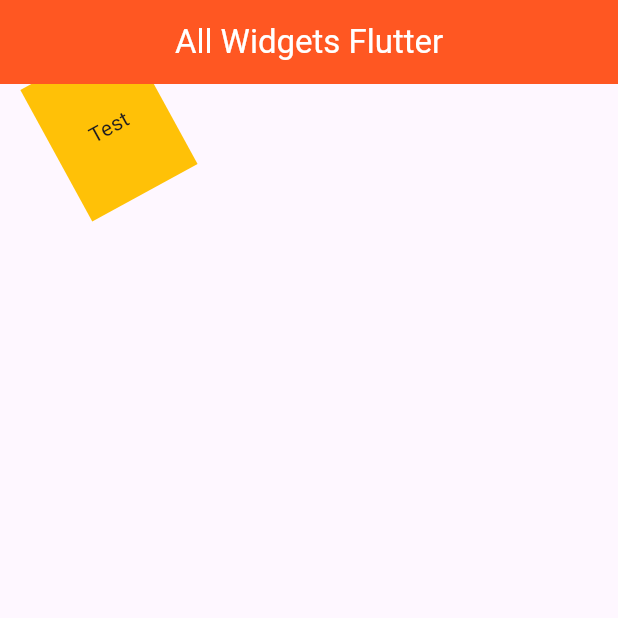
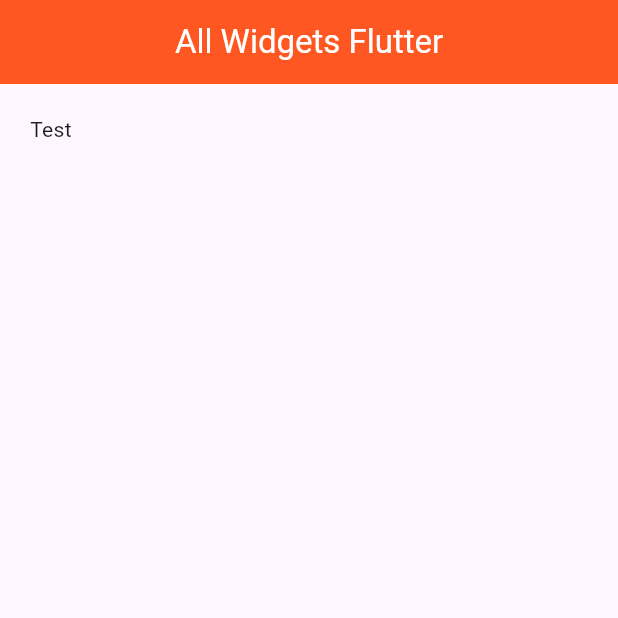
Before and after one commit to Abdelali-Moutawassit/flutter_all_widgets, a Flutter app: the screen it shows after launch, on a phone screen of 412 x 824 dp, the top half of it. Run offline on Flutter 3.47's test engine with Material 3 defaults, Android fonts, the light colour scheme and no system bars.

Commit message:
Pading widget

```diff
--- a/lib/main.dart
+++ b/lib/main.dart
@@ -21,22 +21,7 @@ class MyApp extends StatelessWidget {
             ),
           ),
         ),
-        body: Container(
-          width: 100,
-          height: 100,
-          color: Colors.amber,
-          margin: EdgeInsets.all(
-            10,
-          ), // Laisser l'espace entre container et les elements a l'exterieur
-          padding: EdgeInsets.all(10), // L'espace entre child et le widget
-          alignment: Alignment(
-            0,
-            0,
-          ), // Le deplacement de child par apport le container selon (x,y)
-          transform: Matrix4.rotationZ(-0.5),
-          constraints: BoxConstraints(minWidth: 0, maxWidth: 80), // constraonts
-          child: const Text("Test"),
-        ),
+        body: Padding(padding: EdgeInsets.all(20), child: Text("Test")),
       ),
     );
   }
```
